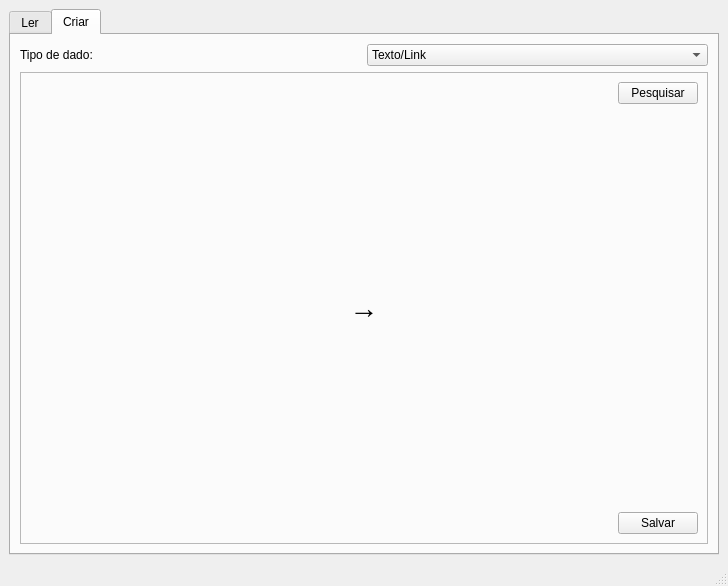
First picture: the form in mainwindow.ui, repository Elbercaio/qrcode, before the edit.
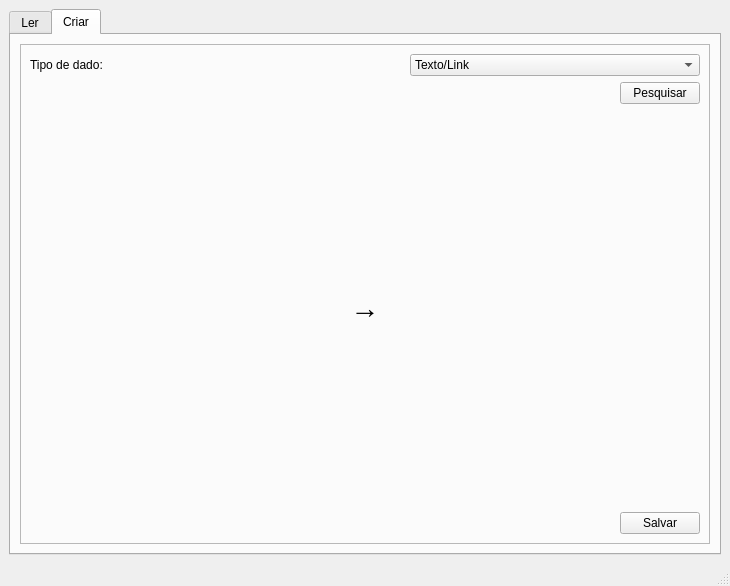
Second picture: the form after the edit. The open tabs and pages were chosen to show the change. Icons and pictures are not drawn.

```diff
--- a/mainwindow.ui
+++ b/mainwindow.ui
@@ -6,7 +6,7 @@
    <rect>
     <x>0</x>
     <y>0</y>
-    <width>728</width>
+    <width>730</width>
     <height>586</height>
    </rect>
   </property>
@@ -157,27 +157,6 @@
         <string>Criar</string>
        </attribute>
        <layout class="QGridLayout" name="gridLayout_2">
-        <item row="0" column="0">
-         <widget class="QLabel" name="label">
-          <property name="text">
-           <string>Tipo de dado:</string>
-          </property>
-         </widget>
-        </item>
-        <item row="0" column="1">
-         <widget class="QComboBox" name="comboBox">
-          <item>
-           <property name="text">
-            <string>Texto/Link</string>
-           </property>
-          </item>
-          <item>
-           <property name="text">
-            <string>Imagem</string>
-           </property>
-          </item>
-         </widget>
-        </item>
         <item row="1" column="0" colspan="2">
          <widget class="QStackedWidget" name="stackedWidget">
           <property name="frameShape">
@@ -248,31 +227,7 @@
           </widget>
           <widget class="QWidget" name="create_from_image">
            <layout class="QGridLayout" name="gridLayout_6">
-            <item row="0" column="0" colspan="3">
-             <layout class="QHBoxLayout" name="horizontalLayout_4">
-              <item>
-               <spacer name="horizontalSpacer_3">
-                <property name="orientation">
-                 <enum>Qt::Horizontal</enum>
-                </property>
-                <property name="sizeHint" stdset="0">
-                 <size>
-                  <width>40</width>
-                  <height>20</height>
-                 </size>
-                </property>
-               </spacer>
-              </item>
-              <item>
-               <widget class="QPushButton" name="pushButton_search_image">
-                <property name="text">
-                 <string>Pesquisar</string>
-                </property>
-               </widget>
-              </item>
-             </layout>
-            </item>
-            <item row="3" column="0" colspan="3">
+            <item row="5" column="0" colspan="3">
              <layout class="QHBoxLayout" name="horizontalLayout_3">
               <item>
                <spacer name="horizontalSpacer_2">
@@ -296,7 +251,20 @@
               </item>
              </layout>
             </item>
-            <item row="2" column="0">
+            <item row="4" column="2">
+             <widget class="QLabel" name="image_QR">
+              <property name="minimumSize">
+               <size>
+                <width>290</width>
+                <height>290</height>
+               </size>
+              </property>
+              <property name="text">
+               <string/>
+              </property>
+             </widget>
+            </item>
+            <item row="4" column="0">
              <widget class="QLabel" name="image_to_convert">
               <property name="minimumSize">
                <size>
@@ -309,7 +277,7 @@
               </property>
              </widget>
             </item>
-            <item row="2" column="1">
+            <item row="4" column="1">
              <layout class="QVBoxLayout" name="verticalLayout">
               <property name="sizeConstraint">
                <enum>QLayout::SetDefaultConstraint</enum>
@@ -331,17 +299,49 @@
               </item>
              </layout>
             </item>
+            <item row="2" column="0">
+             <widget class="QLabel" name="label">
+              <property name="text">
+               <string>Tipo de dado:</string>
+              </property>
+             </widget>
+            </item>
+            <item row="3" column="0" colspan="3">
+             <layout class="QHBoxLayout" name="horizontalLayout_4">
+              <item>
+               <spacer name="horizontalSpacer_3">
+                <property name="orientation">
+                 <enum>Qt::Horizontal</enum>
+                </property>
+                <property name="sizeHint" stdset="0">
+                 <size>
+                  <width>40</width>
+                  <height>20</height>
+                 </size>
+                </property>
+               </spacer>
+              </item>
+              <item>
+               <widget class="QPushButton" name="pushButton_search_image">
+                <property name="text">
+                 <string>Pesquisar</string>
+                </property>
+               </widget>
+              </item>
+             </layout>
+            </item>
             <item row="2" column="2">
-             <widget class="QLabel" name="image_QR">
-              <property name="minimumSize">
-               <size>
-                <width>290</width>
-                <height>290</height>
-               </size>
-              </property>
-              <property name="text">
-               <string/>
-              </property>
+             <widget class="QComboBox" name="comboBox">
+              <item>
+               <property name="text">
+                <string>Texto/Link</string>
+               </property>
+              </item>
+              <item>
+               <property name="text">
+                <string>Imagem</string>
+               </property>
+              </item>
              </widget>
             </item>
            </layout>
```
Left out of the diff: 25 changed lines with no effect on the pictures.
